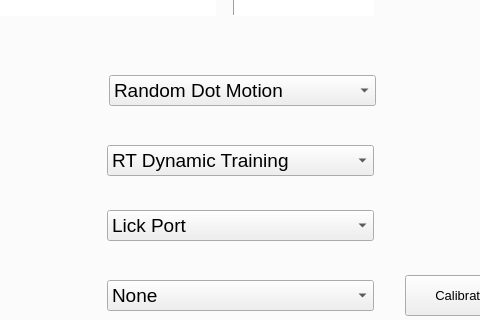
Old version of the form NeuRPi/gui/main_gui.ui in the repository vaibrainium/NeuRPi; both pictures show x 357 to 837 and y 271 to 591 of the 1072 by 804 pixel window.
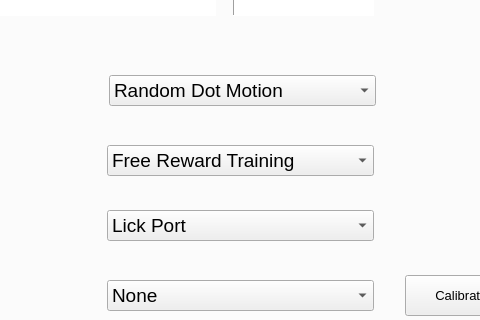
New version of the form.

Commit message: free reward tested

```diff
--- a/NeuRPi/gui/main_gui.ui
+++ b/NeuRPi/gui/main_gui.ui
@@ -252,6 +252,11 @@
          <property name="maxVisibleItems">
           <number>15</number>
          </property>
+         <item>
+          <property name="text">
+           <string>Free Reward Training</string>
+          </property>
+         </item>       
          <item>
           <property name="text">
            <string>RT Dynamic Training</string>
```
The commit also changes 1 other file.
